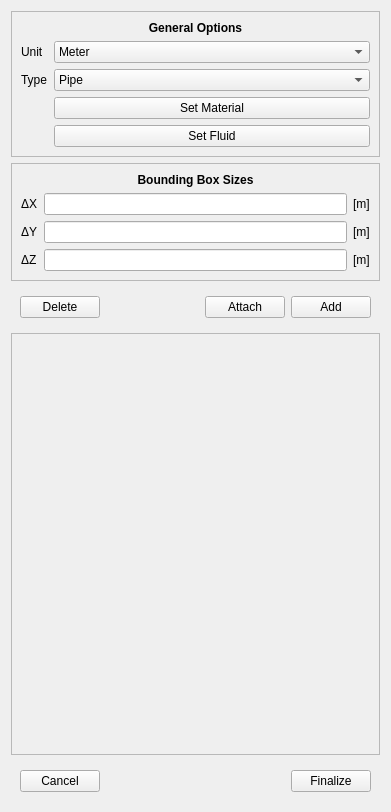
This is pulse/interface/ui_files/model/geometry/geometry_designer_widget.ui in open-pulse/OpenPulse as Qt 5 draws it before an edit. The edited form follows.
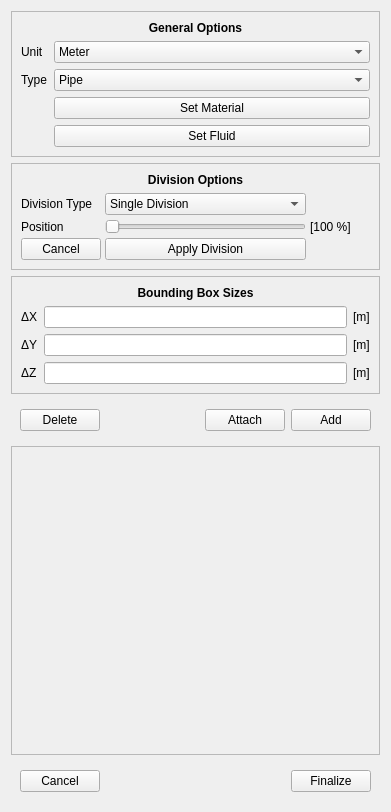
This is the edited form.

```diff
--- a/pulse/interface/ui_files/model/geometry/geometry_designer_widget.ui
+++ b/pulse/interface/ui_files/model/geometry/geometry_designer_widget.ui
@@ -13,7 +13,7 @@
   <property name="windowTitle">
    <string>Form</string>
   </property>
-  <layout class="QVBoxLayout" name="verticalLayout_4">
+  <layout class="QVBoxLayout" name="verticalLayout_2">
    <item>
     <widget class="QFrame" name="general_options">
      <property name="frameShape">
@@ -164,6 +164,109 @@
      </layout>
     </widget>
    </item>
+   <item>
+    <widget class="QFrame" name="frame_2">
+     <property name="frameShape">
+      <enum>QFrame::StyledPanel</enum>
+     </property>
+     <property name="frameShadow">
+      <enum>QFrame::Raised</enum>
+     </property>
+     <layout class="QVBoxLayout" name="verticalLayout_4">
+      <item>
+       <widget class="QLabel" name="general_options_label_2">
+        <property name="font">
+         <font>
+          <weight>75</weight>
+          <bold>true</bold>
+         </font>
+        </property>
+        <property name="text">
+         <string>Division Options</string>
+        </property>
+        <property name="alignment">
+         <set>Qt::AlignCenter</set>
+        </property>
+       </widget>
+      </item>
+      <item>
+       <layout class="QGridLayout" name="gridLayout_3">
+        <property name="spacing">
+         <number>4</number>
+        </property>
+        <item row="2" column="0">
+         <widget class="QLabel" name="division_slider_label">
+          <property name="text">
+           <string>Position</string>
+          </property>
+         </widget>
+        </item>
+        <item row="3" column="0">
+         <widget class="QPushButton" name="cancel_division_button">
+          <property name="text">
+           <string>Cancel</string>
+          </property>
+         </widget>
+        </item>
+        <item row="2" column="2">
+         <widget class="QLabel" name="division_amount_label">
+          <property name="minimumSize">
+           <size>
+            <width>60</width>
+            <height>0</height>
+           </size>
+          </property>
+          <property name="text">
+           <string>[100 %]</string>
+          </property>
+         </widget>
+        </item>
+        <item row="0" column="1">
+         <widget class="QComboBox" name="division_combobox">
+          <item>
+           <property name="text">
+            <string>Single Division</string>
+           </property>
+          </item>
+          <item>
+           <property name="text">
+            <string>Multiple Division</string>
+           </property>
+          </item>
+         </widget>
+        </item>
+        <item row="0" column="0">
+         <widget class="QLabel" name="label">
+          <property name="text">
+           <string>Division Type</string>
+          </property>
+         </widget>
+        </item>
+        <item row="3" column="1">
+         <widget class="QPushButton" name="apply_division_button">
+          <property name="text">
+           <string>Apply Division</string>
+          </property>
+         </widget>
+        </item>
+        <item row="2" column="1">
+         <widget class="QSlider" name="division_slider">
+          <property name="minimum">
+           <number>1</number>
+          </property>
+          <property name="maximum">
+           <number>10</number>
+          </property>
+          <property name="orientation">
+           <enum>Qt::Horizontal</enum>
+          </property>
+         </widget>
+        </item>
+       </layout>
+      </item>
+     </layout>
+    </widget>
+   </item>
    <item>
     <widget class="QFrame" name="sizes_widget">
      <property name="frameShape">
```
